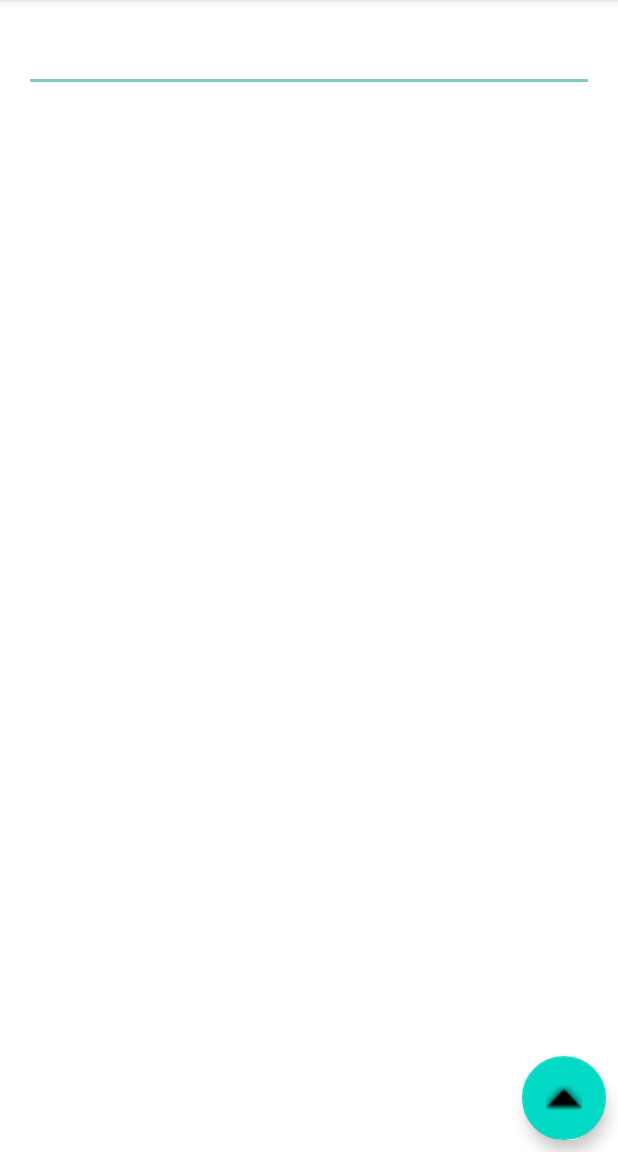
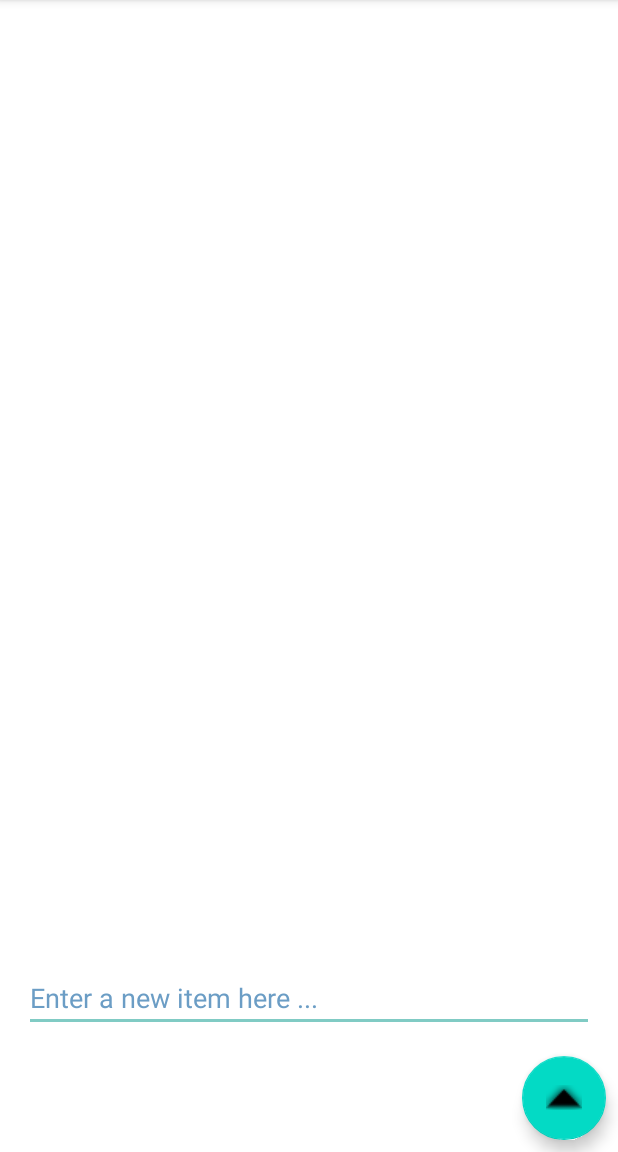
Before and after one commit to sw21-tug/Team_23, an Android app: the fragment TodoFragmentAdd shown on its own in the app's theme, on a phone screen of 412 x 824 dp, the part 84-1236 px from its top. Run offline under Robolectric (Android 15) with nearby library versions, the phone set to English and light mode, and no system bars.

Commit message:
OnPoint-010A Added ToDoList to main app. [SF, JJ] * updated Main activity and integrated todo list * updates unit tests to work with changed main activity * removed obsolete activity for todo-list

```diff
--- a/app/src/main/java/at/tugraz/onpoint/ui/main/TodoTabFragment.kt
+++ b/app/src/main/java/at/tugraz/onpoint/ui/main/TodoTabFragment.kt
@@ -26,10 +26,6 @@ class TodoTabFragment : Fragment() {
         savedInstanceState: Bundle?
     ): View? {
         val root = inflater.inflate(R.layout.fragment_todo, container, false)
-        val textView: TextView = root.findViewById(R.id.section_label)
-        pageViewModel.text.observe(viewLifecycleOwner, Observer<String> {
-            textView.text = it
-        })
         return root
     }
 
--- a/app/src/main/res/layout/activity_todo_add.xml
+++ b/app/src/main/res/layout/activity_todo_add.xml
@@ -24,14 +24,18 @@
         android:layout_width="0dp"
         android:layout_height="wrap_content"
         android:layout_marginStart="@dimen/todolist_input_margin"
-        android:layout_marginTop="@dimen/todolist_input_margin"
         android:layout_marginEnd="@dimen/todolist_input_margin"
+        android:layout_marginBottom="80dp"
+        android:autofillHints=""
         android:ems="10"
         android:hint="@string/todo_input_hint"
         android:inputType="textPersonName"
+        android:shadowColor="#F44336"
+        android:textColorHint="#6B9DC5"
+        android:textColor="#090301"
+        app:layout_constraintBottom_toBottomOf="parent"
         app:layout_constraintEnd_toEndOf="parent"
-        app:layout_constraintStart_toStartOf="parent"
-        app:layout_constraintTop_toTopOf="parent"
-        android:autofillHints="" />
+        app:layout_constraintHorizontal_bias="0.0"
+        app:layout_constraintStart_toStartOf="parent" />
 
 </androidx.constraintlayout.widget.ConstraintLayout>
```
Also changed, not shown: app/src/main/java/at/tugraz/onpoint/todolist/TodoActivity.kt (deleted, +0 -15 lines), app/src/main/res/layout/fragment_todo.xml (+10 -11 lines), 1 other file.
